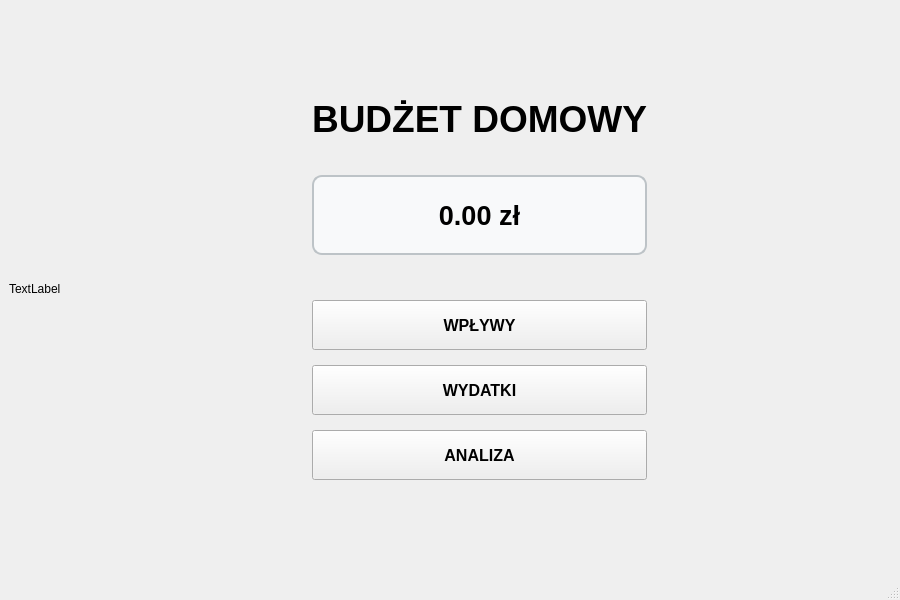
gabbanasik/BanLysProjektPipao, file mainwindow.ui: the form before one commit.
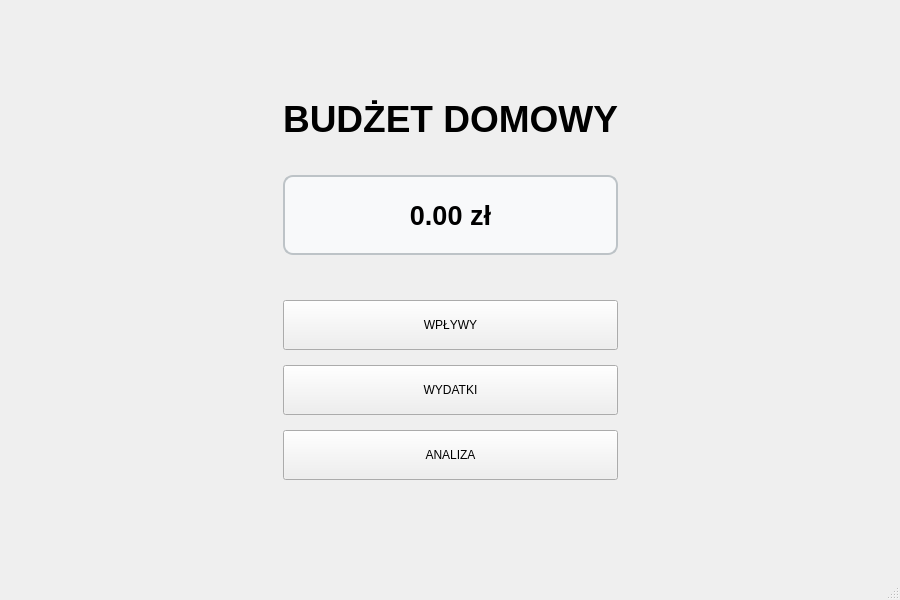
The form after the commit. Icons and pictures are not drawn.

```diff
--- a/mainwindow.ui
+++ b/mainwindow.ui
@@ -10,30 +10,62 @@
     <height>600</height>
    </rect>
   </property>
+  <property name="sizePolicy">
+   <sizepolicy hsizetype="Preferred" vsizetype="Preferred">
+    <horstretch>0</horstretch>
+    <verstretch>0</verstretch>
+   </sizepolicy>
+  </property>
+  <property name="minimumSize">
+   <size>
+    <width>0</width>
+    <height>0</height>
+   </size>
+  </property>
+  <property name="maximumSize">
+   <size>
+    <width>16777215</width>
+    <height>16777215</height>
+   </size>
+  </property>
   <property name="windowTitle">
    <string>Budżet Domowy</string>
   </property>
   <widget class="QWidget" name="centralwidget">
    <layout class="QHBoxLayout" name="horizontalLayout_main">
     <item>
-     <widget class="QLabel" name="label_2">
-      <property name="text">
-       <string>TextLabel</string>
+     <widget class="QLabel" name="label_portfel_lewy">
+      <property name="sizePolicy">
+       <sizepolicy hsizetype="Preferred" vsizetype="Preferred">
+        <horstretch>0</horstretch>
+        <verstretch>0</verstretch>
+       </sizepolicy>
       </property>
-     </widget>
-    </item>
-    <item>
-     <spacer name="horizontalSpacer_left">
-      <property name="orientation">
-       <enum>Qt::Horizontal</enum>
-      </property>
-      <property name="sizeHint" stdset="0">
+      <property name="minimumSize">
        <size>
         <width>0</width>
         <height>0</height>
        </size>
       </property>
-     </spacer>
+      <property name="maximumSize">
+       <size>
+        <width>400</width>
+        <height>400</height>
+       </size>
+      </property>
+      <property name="text">
+       <string/>
+      </property>
+      <property name="pixmap">
+       <pixmap>:/portfel.png</pixmap>
+      </property>
+      <property name="scaledContents">
+       <bool>true</bool>
+      </property>
+      <property name="alignment">
+       <set>Qt::AlignCenter</set>
+      </property>
+     </widget>
     </item>
     <item>
      <layout class="QVBoxLayout" name="mainVerticalLayout">
@@ -134,15 +166,6 @@
           <height>50</height>
          </size>
         </property>
-        <property name="font">
-         <font>
-          <pointsize>12</pointsize>
-          <bold>true</bold>
-         </font>
-        </property>
-        <property name="cursor">
-         <cursorShape>PointingHandCursor</cursorShape>
-        </property>
         <property name="text">
          <string>WPŁYWY</string>
         </property>
@@ -156,15 +179,6 @@
           <height>50</height>
          </size>
         </property>
-        <property name="font">
-         <font>
-          <pointsize>12</pointsize>
-          <bold>true</bold>
-         </font>
-        </property>
-        <property name="cursor">
-         <cursorShape>PointingHandCursor</cursorShape>
-        </property>
         <property name="text">
          <string>WYDATKI</string>
         </property>
@@ -178,15 +192,6 @@
           <height>50</height>
          </size>
         </property>
-        <property name="font">
-         <font>
-          <pointsize>12</pointsize>
-          <bold>true</bold>
-         </font>
-        </property>
-        <property name="cursor">
-         <cursorShape>PointingHandCursor</cursorShape>
-        </property>
         <property name="text">
          <string>ANALIZA</string>
         </property>
@@ -208,17 +213,38 @@
      </layout>
     </item>
     <item>
-     <spacer name="horizontalSpacer_right">
-      <property name="orientation">
-       <enum>Qt::Horizontal</enum>
+     <widget class="QLabel" name="label_portfel_prawy">
+      <property name="sizePolicy">
+       <sizepolicy hsizetype="Preferred" vsizetype="Preferred">
+        <horstretch>0</horstretch>
+        <verstretch>0</verstretch>
+       </sizepolicy>
       </property>
-      <property name="sizeHint" stdset="0">
+      <property name="minimumSize">
        <size>
         <width>0</width>
         <height>0</height>
        </size>
       </property>
-     </spacer>
+      <property name="maximumSize">
+       <size>
+        <width>400</width>
+        <height>400</height>
+       </size>
+      </property>
+      <property name="text">
+       <string/>
+      </property>
+      <property name="pixmap">
+       <pixmap>:/portfel.png</pixmap>
+      </property>
+      <property name="scaledContents">
+       <bool>true</bool>
+      </property>
+      <property name="alignment">
+       <set>Qt::AlignCenter</set>
+      </property>
+     </widget>
     </item>
    </layout>
   </widget>
```
